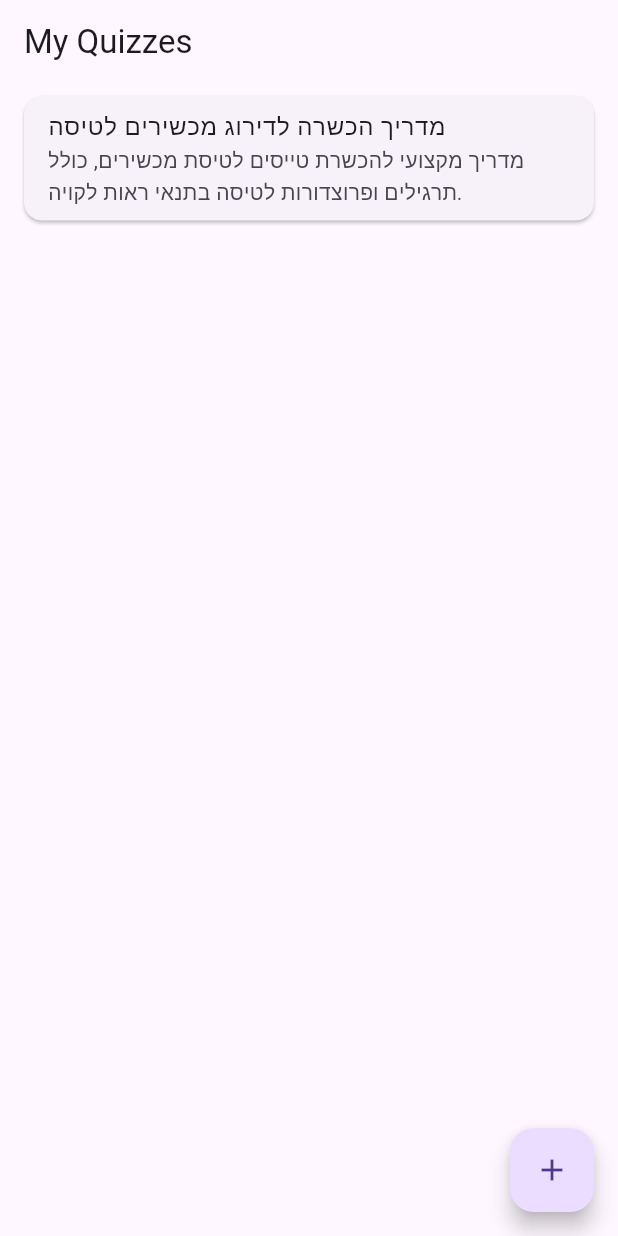
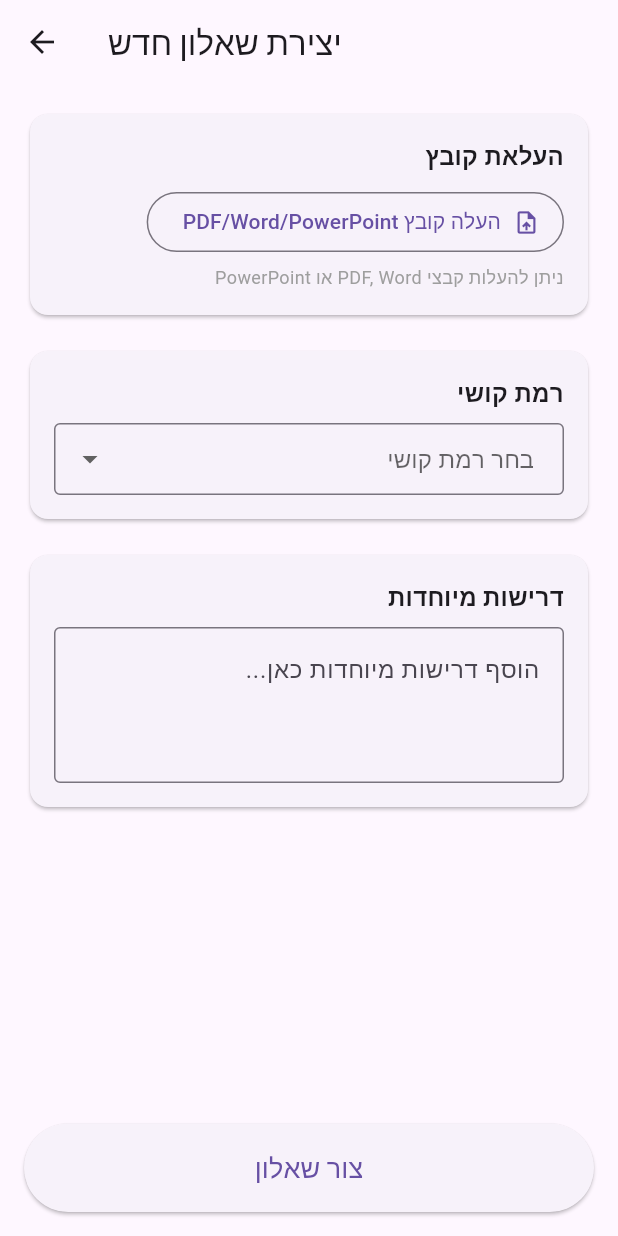
Before and after one commit to amiram-yss/quizzy-client, a Flutter app: the screen it shows after launch, after a tap on the "add" icon, on a phone screen of 412 x 824 dp. Run offline on Flutter 3.47's test engine with Material 3 defaults, Android fonts, the phone set to English and light mode, and no system bars; our stand-ins replace file_picker; missing offline and left inert: dart:html; network calls fail.

Commit message:
feat: implement quiz creation and API integration
- Add file_picker and http dependencies for file upload and API calls
- Create new CreateQuizPage for uploading documents and generating quizzes
- Modify mockQuizzes to be mutable and add API loading functionality
- Add quiz completion summary and RTL support to QuizPlayPage
- Update HomePage with loading state and refresh capability

```diff
--- /dev/null
+++ b/lib/create_quiz_page.dart
@@ -0,0 +1,348 @@
+import 'package:flutter/material.dart';
+import 'package:file_picker/file_picker.dart';
+import 'dart:html' as html;
+import 'dart:convert';
+import 'package:http/http.dart' as http;
+import 'dart:typed_data';
+import 'package:flutter/foundation.dart' show kIsWeb;
+import 'dart:async';
+import 'quiz_model.dart';
+import 'mock_quizzes.dart';
+
+class CreateQuizPage extends StatefulWidget {
+  const CreateQuizPage({super.key});
+
+  @override
+  State<CreateQuizPage> createState() => _CreateQuizPageState();
+}
+
+class _CreateQuizPageState extends State<CreateQuizPage> {
+  String? _selectedDifficulty;
+  String _specificRequirements = '';
+  PlatformFile? _selectedFile;
+  bool _isDragging = false;
+  bool _isLoading = false;
+
+  final List<String> _difficulties = ['קל', 'בינוני', 'קשה'];
+  final List<String> _allowedExtensions = ['pdf', 'doc', 'docx', 'ppt', 'pptx'];
+
+  // Map Hebrew difficulty levels to English for the API
+  final Map<String, String> _difficultyMapping = {
+    'קל': 'easy',
+    'בינוני': 'medium',
+    'קשה': 'hard',
+  };
+
+  // Base URL for the API - update this with your actual server URL
+  final String _apiBaseUrl = 'http://localhost:8001';
+
+  Future<void> _pickFile() async {
+    try {
+      FilePickerResult? result = await FilePicker.platform.pickFiles(
+        type: FileType.custom,
+        allowedExtensions: _allowedExtensions,
+      );
+
+      if (result != null) {
+        setState(() {
+          _selectedFile = result.files.first;
+        });
+      }
+    } catch (e) {
+      ScaffoldMessenger.of(context).showSnackBar(
+        const SnackBar(content: Text('שגיאה בהעלאת הקובץ')),
+      );
+    }
+  }
+
+  // Function to create a quiz by sending the document to the server
+  Future<void> _createQuiz() async {
+    if (_selectedFile == null) {
+      ScaffoldMessenger.of(context).showSnackBar(
+        const SnackBar(content: Text('נא להעלות קובץ תחילה')),
+      );
+      return;
+    }
+
+    if (_selectedDifficulty == null) {
+      ScaffoldMessenger.of(context).showSnackBar(
+        const SnackBar(content: Text('נא לבחור רמת קושי')),
+      );
+      return;
+    }
+
+    setState(() {
+      _isLoading = true;
+    });
+
+    try {
+      var uri = Uri.parse('$_apiBaseUrl/generate-quiz/');
+      var request = http.MultipartRequest('POST', uri);
+
+      final englishDifficulty = _difficultyMapping[_selectedDifficulty] ?? 'medium';
+      request.fields['difficulty'] = englishDifficulty;
+      request.fields['prompt'] = _specificRequirements;
+
+      if (_selectedFile != null) {
+        List<int> fileBytes;
+        if (kIsWeb) {
+          // Handle web file reading
+          final html.File file = html.File(
+            [_selectedFile!.bytes ?? Uint8List(0)],
+            _selectedFile!.name,
+          );
+          final reader = html.FileReader();
+          final completer = Completer<List<int>>();
+
+          reader.onLoadEnd.listen((event) {
+            final result = reader.result as String;
+            final bytes = Uint8List.fromList(base64Decode(result.split(',').last));
+            completer.complete(bytes.toList());
+          });
+
+          reader.readAsDataUrl(file);
+          fileBytes = await completer.future;
+        } else {
+          fileBytes = _selectedFile!.bytes ?? [];
+        }
+
+        if (fileBytes.isEmpty) {
+          throw Exception('לא ניתן לקרוא את תוכן הקובץ');
+        }
+
+        var multipartFile = http.MultipartFile.fromBytes(
+          'document_file',
+          fileBytes,
+          filename: _selectedFile!.name,
+        );
+        request.files.add(multipartFile);
+      }
+
+      var response = await request.send();
+      var responseBody = await response.stream.bytesToString();
+
+      if (response.statusCode == 200) {
+        var jsonResponse = json.decode(responseBody);
+        try {
+          // Add the new quiz to mockQuizzes
+          final newQuiz = Quiz(
+            title: jsonResponse['title'] ?? 'שאלון חדש',
+            description: jsonResponse['description'] ?? '',
+            questions: (jsonResponse['questions'] as List<dynamic>).map((q) => QuizQuestion(
+              question: q['question'] as String,
+              options: (q['options'] as List<dynamic>).map((o) => QuizOption(
+                text: o['text'] as String,
+                correct: o['correct'] as bool,
+              )).toList(),
+            )).toList(),
+          );
+
+          setState(() {
+            mockQuizzes.add(newQuiz);
+          });
+
+          ScaffoldMessenger.of(context).showSnackBar(
+            SnackBar(content: Text('השאלון נוצר בהצלחה: ${newQuiz.title}')),
+          );
+
+          // Navigate back to the home page
+          Navigator.of(context).pop();
+        } catch (e) {
+          ScaffoldMessenger.of(context).showSnackBar(
+            const SnackBar(content: Text('שגיאה בעיבוד תשובת השרת')),
+          );
+        }
+      } else {
+        ScaffoldMessenger.of(context).showSnackBar(
+          SnackBar(content: Text('שגיאה ביצירת השאלון: ${responseBody}')),
+        );
+      }
+    } catch (e) {
+      ScaffoldMessenger.of(context).showSnackBar(
+        SnackBar(content: Text('שגיאה: ${e.toString()}')),
+      );
+    } finally {
+      setState(() {
+        _isLoading = false;
+      });
+    }
+  }
+
+  @override
+  Widget build(BuildContext context) {
+    return Scaffold(
+      appBar: AppBar(
+        title: const Text('יצירת שאלון חדש'),
+      ),
+      body: Directionality(
+        textDirection: TextDirection.rtl,
+        child: _isLoading
+        ? const Center(child: CircularProgressIndicator())
+        : Padding(
+          padding: const EdgeInsets.all(16.0),
+          child: Column(
+            crossAxisAlignment: CrossAxisAlignment.stretch,
+            children: [
+              DragTarget<html.File>(
+                onWillAccept: (data) {
+                  setState(() => _isDragging = true);
+                  return true;
+                },
+                onAccept: (data) async {
+                  setState(() => _isDragging = false);
+                  final extension = data.name.split('.').last.toLowerCase();
+                  if (_allowedExtensions.contains(extension)) {
+                    final reader = html.FileReader();
+                    final completer = Completer<Uint8List>();
+
+                    reader.onLoadEnd.listen((event) {
+                      final result = reader.result as String;
+                      final bytes = Uint8List.fromList(base64Decode(result.split(',').last));
+                      completer.complete(bytes);
+                    });
+
+                    reader.readAsDataUrl(data);
+                    final bytes = await completer.future;
+
+                    setState(() {
+                      _selectedFile = PlatformFile(
+                        name: data.name,
+                        size: data.size,
+                        bytes: bytes,
+                      );
+                    });
+                  } else {
+                    ScaffoldMessenger.of(context).showSnackBar(
+                      const SnackBar(content: Text('סוג קובץ לא נתמך')),
+                    );
+                  }
+                },
+                onLeave: (data) => setState(() => _isDragging = false),
+                builder: (context, candidateData, rejectedData) {
+                  return Card(
+                    color: _isDragging ? Colors.blue.shade50 : null,
+                    child: Padding(
+                      padding: const EdgeInsets.all(16.0),
+                      child: Column(
+                        crossAxisAlignment: CrossAxisAlignment.start,
+                        children: [
+                          const Text(
+                            'העלאת קובץ',
+                            style: TextStyle(fontSize: 16, fontWeight: FontWeight.bold),
+                          ),
+                          const SizedBox(height: 8),
+                          if (_selectedFile != null) ...[
+                            Row(
+                              children: [
+                                Expanded(
+                                  child: Text(
+                                    _selectedFile!.name,
+                                    style: const TextStyle(color: Colors.blue),
+                                    overflow: TextOverflow.ellipsis,
+                                  ),
+                                ),
+                                IconButton(
+                                  icon: const Icon(Icons.close),
+                                  onPressed: () => setState(() => _selectedFile = null),
+                                ),
+                              ],
+                            ),
+                            const SizedBox(height: 8),
+                          ],
+                          OutlinedButton.icon(
+                            onPressed: _pickFile,
+                            icon: const Icon(Icons.upload_file),
+                            label: const Text('העלה קובץ PDF/Word/PowerPoint'),
+                          ),
+                          const SizedBox(height: 4),
+                          const Text(
+                            'ניתן להעלות קבצי PDF, Word או PowerPoint',
+                            style: TextStyle(color: Colors.grey, fontSize: 12),
+                          ),
+                        ],
+                      ),
+                    ),
+                  );
+                },
+              ),
+              const SizedBox(height: 16),
+              Card(
+                child: Padding(
+                  padding: const EdgeInsets.all(16.0),
+                  child: Column(
+                    crossAxisAlignment: CrossAxisAlignment.start,
+                    children: [
+                      const Text(
+                        'רמת קושי',
+                        style: TextStyle(fontSize: 16, fontWeight: FontWeight.bold),
+                      ),
+                      const SizedBox(height: 8),
+                      DropdownButtonFormField<String>(
+                        value: _selectedDifficulty,
+                        decoration: const InputDecoration(
+                          border: OutlineInputBorder(),
+                          contentPadding: EdgeInsets.symmetric(horizontal: 16, vertical: 8),
+                        ),
+                        hint: const Text('בחר רמת קושי'),
+                        items: _difficulties.map((String difficulty) {
+                          return DropdownMenuItem<String>(
+                            value: difficulty,
+                            child: Text(difficulty),
+                          );
+                        }).toList(),
+                        onChanged: (String? newValue) {
+                          setState(() {
+                            _selectedDifficulty = newValue;
+                          });
+                        },
+                      ),
+                    ],
+                  ),
+                ),
+              ),
+              const SizedBox(height: 16),
+              Card(
+                child: Padding(
+                  padding: const EdgeInsets.all(16.0),
+                  child: Column(
+                    crossAxisAlignment: CrossAxisAlignment.start,
+                    children: [
+                      const Text(
+                        'דרישות מיוחדות',
+                        style: TextStyle(fontSize: 16, fontWeight: FontWeight.bold),
+                      ),
+                      const SizedBox(height: 8),
+                      TextField(
+                        maxLines: 3,
+                        decoration: const InputDecoration(
+                          border: OutlineInputBorder(),
+                          hintText: 'הוסף דרישות מיוחדות כאן...',
+                        ),
+                        onChanged: (value) {
+                          setState(() {
+                            _specificRequirements = value;
+                          });
+                        },
+                      ),
+                    ],
+                  ),
+                ),
+              ),
+              const Spacer(),
+              ElevatedButton(
+                onPressed: _createQuiz,
+                style: ElevatedButton.styleFrom(
+                  padding: const EdgeInsets.symmetric(vertical: 16),
+                ),
+                child: const Text(
+                  'צור שאלון',
+                  style: TextStyle(fontSize: 18),
+                ),
+              ),
+            ],
+          ),
+        ),
+      ),
+    );
+  }
+}
--- a/lib/main.dart
+++ b/lib/main.dart
@@ -2,6 +2,7 @@ import 'package:flutter/material.dart';
 import 'quiz_model.dart';
 import 'mock_quizzes.dart';
 import 'quiz_play_page.dart';
+import 'create_quiz_page.dart';
 
 void main() {
   runApp(const QuizzyApp());
@@ -23,16 +24,52 @@ class QuizzyApp extends StatelessWidget {
   }
 }
 
-class HomePage extends StatelessWidget {
+class HomePage extends StatefulWidget {
   const HomePage({super.key});
+
+  @override
+  State<HomePage> createState() => _HomePageState();
+}
+
+class _HomePageState extends State<HomePage> {
+  bool _isLoading = true;
+
+  @override
+  void initState() {
+    super.initState();
+    _loadQuizzes();
+  }
+
+  Future<void> _loadQuizzes() async {
+    setState(() {
+      _isLoading = true;
+    });
+
+    await loadQuizzesFromApi();
+
+    setState(() {
+      _isLoading = false;
+    });
+  }
 
   @override
   Widget build(BuildContext context) {
     return Scaffold(
       appBar: AppBar(
-        title: const Text('My Quizzes'),
+        title: const Text('השאלונים שלי'),
+        actions: [
+          IconButton(
+            icon: const Icon(Icons.refresh),
+            onPressed: _loadQuizzes,
+            tooltip: 'רענן שאלונים',
           ),
-      body: ListView.builder(
+        ],
+      ),
+      body: _isLoading
+          ? const Center(child: CircularProgressIndicator())
+          : mockQuizzes.isEmpty
+              ? const Center(child: Text('לא נמצאו שאלונים'))
+              : ListView.builder(
                   itemCount: mockQuizzes.length,
                   itemBuilder: (context, index) {
                     final quiz = mockQuizzes[index];
@@ -55,7 +92,14 @@ class HomePage extends StatelessWidget {
                 ),
       floatingActionButton: FloatingActionButton(
         onPressed: () {
-          // TODO: Implement quiz creation
+          Navigator.push(
+            context,
+            MaterialPageRoute(
+              builder: (context) => const CreateQuizPage(),
+            ),
+          ).then((_) {
+            setState(() {}); // Refresh the list when returning from CreateQuizPage
+          });
         },
         child: const Icon(Icons.add),
         tooltip: 'Create New Game',
--- a/lib/mock_quizzes.dart
+++ b/lib/mock_quizzes.dart
@@ -1,6 +1,9 @@
 import 'quiz_model.dart';
+import 'dart:convert';
+import 'package:http/http.dart' as http;
 
-final List<Quiz> mockQuizzes = [
+// שינוי מרשימה קבועה לרשימה שניתן לעדכן
+List<Quiz> mockQuizzes = [
   Quiz(
     title: "מדריך הכשרה לדירוג מכשירים לטיסה",
     description: "מדריך מקצועי להכשרת טייסים לטיסת מכשירים, כולל תרגילים ופרוצדורות לטיסה בתנאי ראות לקויה.",
@@ -97,5 +100,41 @@ final List<Quiz> mockQuizzes = [
       ),
     ],
   ),
-  // Add more mock quizzes here if needed
 ];
+
+// פונקציה לטעינת חידונים מהשרת
+Future<void> loadQuizzesFromApi() async {
+  try {
+    final response = await http.get(Uri.parse('http://localhost:8001/api/quizzes/all/raw'));
+
+    if (response.statusCode == 200) {
+      final jsonData = jsonDecode(response.body);
+
+      if (jsonData['success'] == true && jsonData['data'] != null) {
+        // מחיקת החידונים הקיימים
+        mockQuizzes.clear();
+
+        // המרת ה-JSON לאובייקטים של Quiz
+        final quizData = jsonData['data'] as Map<String, dynamic>;
+
+        quizData.forEach((quizId, quizJson) {
+          final quiz = Quiz(
+            title: quizJson['title'] ?? 'חידון ללא כותרת',
+            description: quizJson['description'] ?? '',
+            questions: (quizJson['questions'] as List<dynamic>).map((q) => QuizQuestion(
+              question: q['question'] as String,
+              options: (q['options'] as List<dynamic>).map((o) => QuizOption(
+                text: o['text'] as String,
+                correct: o['correct'] as bool,
+              )).toList(),
+            )).toList(),
+          );
+
+          mockQuizzes.add(quiz);
+        });
+      }
+    }
+  } catch (e) {
+    print('שגיאה בטעינת החידונים: $e');
+  }
+}
--- a/pubspec.yaml
+++ b/pubspec.yaml
@@ -31,6 +31,8 @@ dependencies:
   flutter:
     sdk: flutter
   flip_card:
+  file_picker: ^6.1.1
+  http: ^1.1.0
 
   # The following adds the Cupertino Icons font to your application.
   # Use with the CupertinoIcons class for iOS style icons.
```
Also changed, not shown: lib/quiz_play_page.dart (+51 -3 lines). Lines whose indentation alone changed are shown as unchanged.
